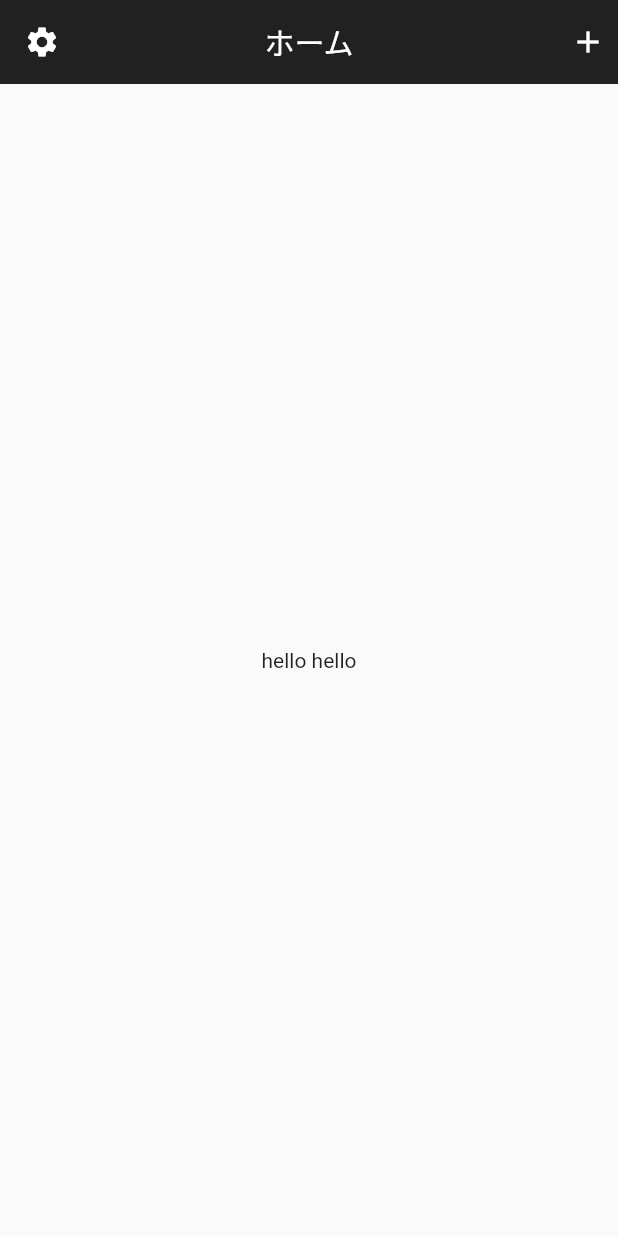
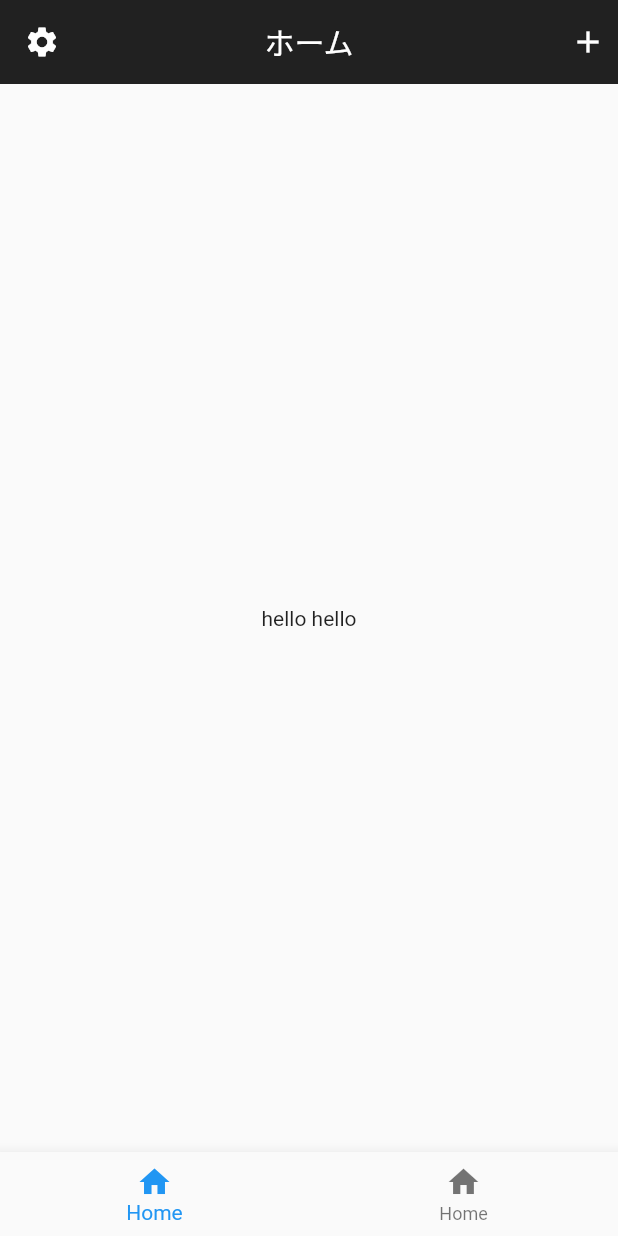
Before and after one commit to wakamori-k/learning-flutter, a Flutter app: the screen it shows after launch, on a phone screen of 412 x 824 dp. Run offline on Flutter 3.47's test engine with Material 2 defaults, Android fonts, the phone set to English and light mode, and no system bars.

Commit message:
Add footer

```diff
--- a/simple_app/lib/main.dart
+++ b/simple_app/lib/main.dart
@@ -14,6 +14,18 @@ class MyApp extends StatelessWidget {
       home: Scaffold(
         appBar: Header(),
         body: Center(child: Text("hello hello")),
+        bottomNavigationBar: BottomNavigationBar(
+          items: const [
+            BottomNavigationBarItem(
+              icon: Icon(Icons.home),
+              title: Text('Home'),
+            ),
+            BottomNavigationBarItem(
+              icon: Icon(Icons.home),
+              title: Text("Home")
+            )
+          ],
+        ),
       ),
     );
   }
```
